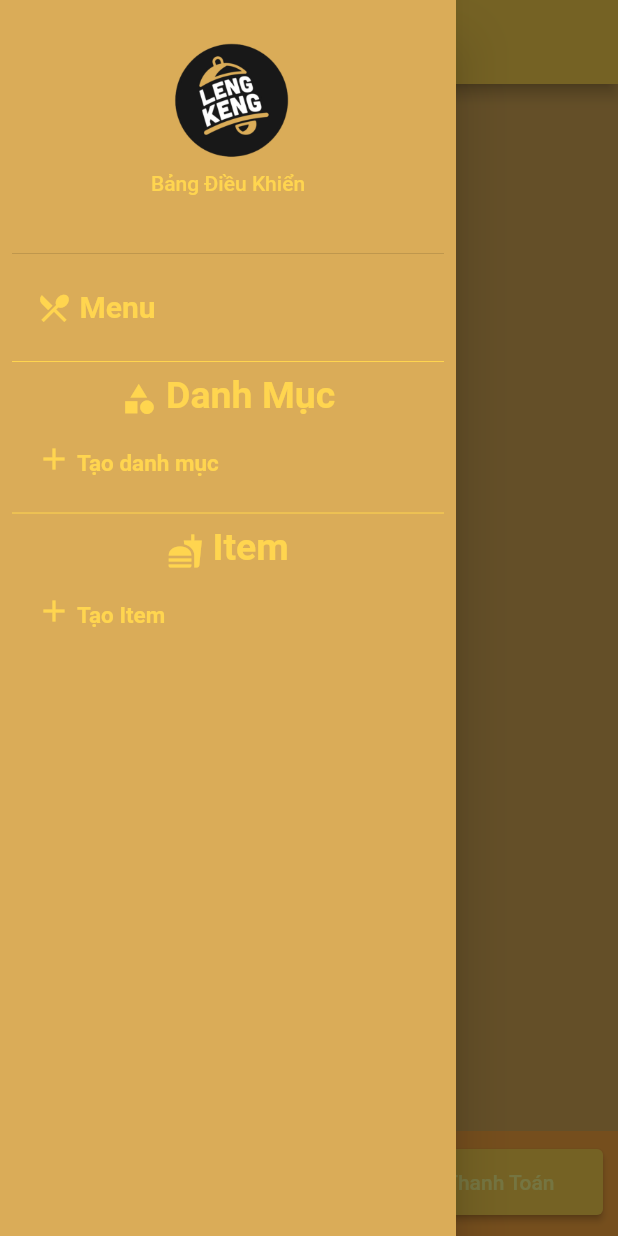
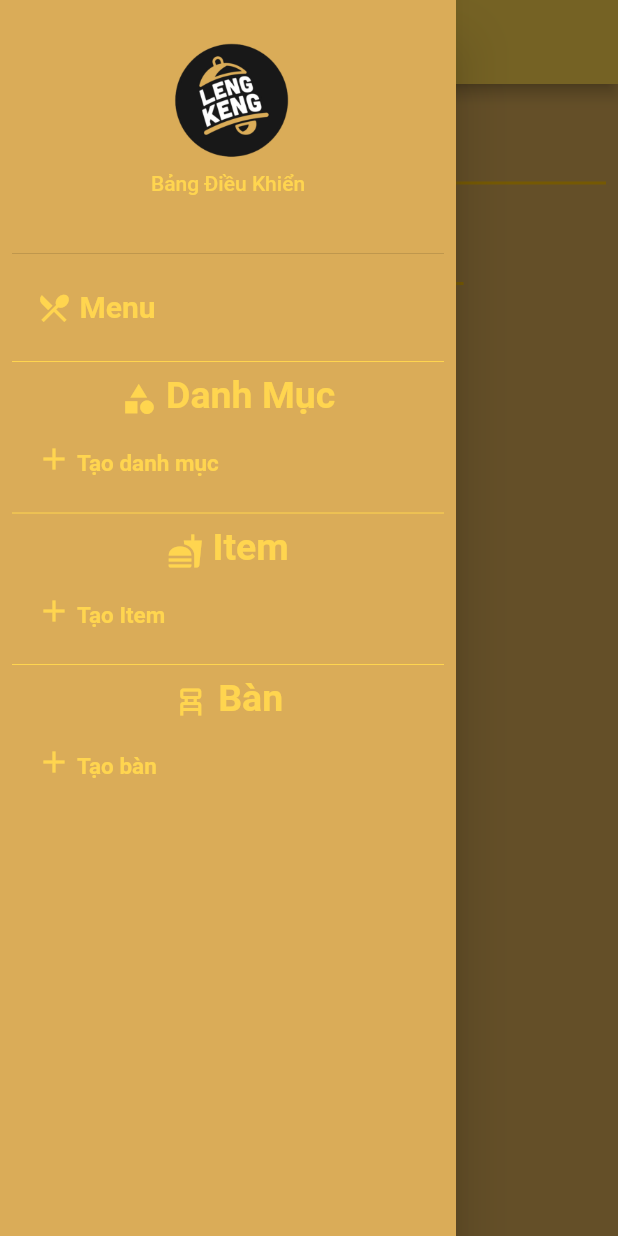
Before and after one commit to dim0147/Hai-Coffe-DenMo, a Flutter app: the screen it shows after launch, with the side drawer open, on a phone screen of 412 x 824 dp. Run offline on Flutter 3.47's test engine with Material 2 defaults, Android fonts, the phone set to English and light mode, and no system bars; our stand-ins replace extended_masked_text, get, hive, hive_flutter, image_picker, moor; accounts and stored records are empty; generated files the repository leaves out were written again.

Commit message:
Add table database

```diff
--- a/lib/App/Config.dart
+++ b/lib/App/Config.dart
@@ -1,12 +1,14 @@
 import 'package:flutter/material.dart';
 import 'package:get/get.dart';
 import 'package:hai_noob/Controller/AddSpecialItemController.dart';
+import 'package:hai_noob/Controller/AddTableController.dart';
 import 'package:hai_noob/Controller/CartController.dart';
 import 'package:hai_noob/Controller/CreateItemController.dart';
 import 'package:hai_noob/Controller/MenuController.dart';
 import 'package:hai_noob/Controller/PlaceOrderController.dart';
 import 'package:hai_noob/Controller/PlaceOrderCouponController.dart';
 import 'package:hai_noob/Screen/AddSpecialItemScreen.dart';
+import 'package:hai_noob/Screen/AddTableScreen.dart';
 import 'package:hai_noob/Screen/CartScreen.dart';
 import 'package:hai_noob/Screen/MenuScreen.dart';
 import 'package:hai_noob/Screen/PlaceOrderCouponScreen.dart';
@@ -51,7 +53,10 @@ class AppConfig {
   static final String DEFAULT_IMG_ITEM = 'assets/img/background.png';
 
   // Route
-  static final String initRoute = '/menu';
+  // static final String initRoute = '/menu';
+  static final String initRoute = '/table/add';
+
+  // Pages
   static final List<GetPage> GetPages = [
     GetPage(
       name: '/startup',
@@ -132,5 +137,14 @@ class AppConfig {
         Get.lazyPut(() => PlaceOrderCouponController());
       }),
     ),
+    GetPage(
+      transition: Transition.cupertinoDialog,
+      transitionDuration: new Duration(seconds: 1),
+      name: '/table/add',
+      page: () => AddTableScreen(),
+      binding: BindingsBuilder(() {
+        Get.lazyPut(() => AddTableController());
+      }),
+    ),
   ];
 }
--- a/lib/App/Services.dart
+++ b/lib/App/Services.dart
@@ -2,6 +2,7 @@ import 'package:get/get.dart';
 import 'package:hai_noob/App/Config.dart';
 import 'package:hai_noob/App/Utils.dart';
 import 'package:hai_noob/Model/ConfigGlobal.dart';
+import 'package:hai_noob/Model/TableLocal.dart';
 import 'package:hive/hive.dart';
 import 'package:hive_flutter/hive_flutter.dart';
 
@@ -14,7 +15,7 @@ class DbService extends GetxService {
     // Generate DB
     AppDatabase db = AppDatabase();
 
-    // Checkng have Admin
+    // Checking have Admin
     UserDAO userDAO = new UserDAO(db);
     User? adminIsKnowledge = await userDAO.findUserByUsername('admin');
 
@@ -34,6 +35,7 @@ class HivService extends GetxService {
     Hive.registerAdapter(ItemAdapter());
     Hive.registerAdapter(CartItemAdapter());
     Hive.registerAdapter(CartItemPropertyAdapter());
+    Hive.registerAdapter(TableLocalAdapter());
 
     // Wait for open box
     Box box = await Hive.openBox(AppConfig.BOX_NAME);
--- /dev/null
+++ b/lib/Controller/AddTableController.dart
@@ -0,0 +1,47 @@
+import 'package:flutter/cupertino.dart';
+import 'package:get/get.dart';
+import 'package:hai_noob/DAO/TableDAO.dart';
+import 'package:hai_noob/DB/Database.dart';
+
+class AddTableController extends GetxController {
+  late final TableOrderDAO tableOrderDAO;
+  final nameC = TextEditingController();
+  final orderC = TextEditingController();
+
+  @override
+  void onInit() async {
+    super.onInit();
+
+    var db = Get.find<AppDatabase>();
+    tableOrderDAO = TableOrderDAO(db);
+
+    // Get highest table order
+    final highestOrder = await tableOrderDAO.getHighestTableOrder();
+    if (highestOrder == null)
+      orderC.text = '1';
+    else {
+      orderC.text = (highestOrder + 1).toString();
+    }
+  }
+
+  void onAdd() async {
+    try {
+      String name = nameC.text;
+      int? order = int.tryParse(orderC.text);
+
+      if (name.length == 0)
+        return Get.snackbar('Lỗi', 'Tên không được để trống');
+      if (order == null) return Get.snackbar('Lỗi', 'Thứ tự không hợp lệ');
+
+      var tableOrderKnowledge = await tableOrderDAO.findTableByName(name);
+      if (tableOrderKnowledge != null)
+        return Get.snackbar('Lỗi', 'Bàn \' $name\' đã tồn tại');
+
+      await tableOrderDAO.createTable(name, order);
+      Get.offAllNamed('/menu');
+      Get.snackbar('Thành công', 'Tạo bàn \' $name\' thành công!');
+    } catch (err) {
+      Get.snackbar('Lỗi', 'Có lỗi xảy ra:\n ${err.toString()}');
+    }
+  }
+}
--- a/lib/Controller/StartupController.dart
+++ b/lib/Controller/StartupController.dart
@@ -58,7 +58,7 @@ class StartupController extends GetxController with StateMixin<void> {
     var categories = await db.select(db.categories).get();
     var itemCategories = await db.select(db.itemCategories).get();
     var itemProperties = await db.select(db.itemProperties).get();
-    var tables = await db.select(db.tables).get();
+    var tables = await db.select(db.tableOrders).get();
     var bills = await db.select(db.bills).get();
     var billItems = await db.select(db.billItems).get();
     var billItemProperties = await db.select(db.billItemProperties).get();
--- a/lib/Model/Table.dart
+++ b/lib/Model/TableOrders.dart
@@ -1,11 +1,7 @@
 import 'package:moor/moor.dart';
 
-enum TableStatus { Avaiable, NotAvailable, Full }
-
-class Tables extends Table {
+class TableOrders extends Table {
   IntColumn get id => integer().autoIncrement()();
   TextColumn get name => text().withLength(min: 1, max: 250)();
   IntColumn get order => integer()();
-  IntColumn get status => intEnum<TableStatus>()
-      .withDefault(Constant(TableStatus.Avaiable.index))();
 }
--- /dev/null
+++ b/lib/Screen/AddTableScreen.dart
@@ -0,0 +1,58 @@
+import 'package:flutter/material.dart';
+import 'package:get/get.dart';
+import 'package:hai_noob/Controller/AddTableController.dart';
+
+import 'Component.dart';
+
+class AddTableScreen extends GetWidget<AddTableController> {
+  const AddTableScreen({Key? key}) : super(key: key);
+
+  @override
+  Widget build(BuildContext context) {
+    return SafeArea(
+      child: Scaffold(
+        appBar: AppBar(
+          title: Text('Tạo Bàn'),
+        ),
+        drawer: NavigateMenu(),
+        body: Container(
+          child: Column(
+            children: [
+              Padding(
+                padding: const EdgeInsets.all(8.0),
+                child: TextField(
+                  controller: controller.nameC,
+                  decoration: InputDecoration(
+                    labelText: 'Tên',
+                    prefixIcon: Icon(Icons.title),
+                  ),
+                ),
+              ),
+              Center(
+                child: SizedBox(
+                  width: Get.width * 0.5,
+                  child: TextField(
+                    controller: controller.orderC,
+                    keyboardType: TextInputType.number,
+                    decoration: InputDecoration(
+                      labelText: 'Thứ tự',
+                      prefixIcon: Icon(Icons.filter_9),
+                    ),
+                  ),
+                ),
+              ),
+              Padding(
+                padding: const EdgeInsets.all(8.0),
+                child: ElevatedButton.icon(
+                  onPressed: controller.onAdd,
+                  icon: Icon(Icons.add),
+                  label: Text('Thêm'),
+                ),
+              )
+            ],
+          ),
+        ),
+      ),
+    );
+  }
+}
--- a/lib/Screen/Component.dart
+++ b/lib/Screen/Component.dart
@@ -49,7 +49,6 @@ Drawer NavigateMenu() {
               ),
             ),
             onTap: () {
-              Get.back();
               Get.offAllNamed('/menu');
             },
           ),
@@ -102,7 +101,6 @@ Drawer NavigateMenu() {
                   ),
                 ),
                 onTap: () {
-                  Get.back();
                   Get.offAllNamed('/category/add');
                 },
               ),
@@ -158,8 +156,62 @@ Drawer NavigateMenu() {
                   ),
                 ),
                 onTap: () {
-                  Get.back();
                   Get.offAllNamed('/item/add');
+                },
+              ),
+            ],
+          ),
+
+          Divider(
+            color: Get.theme.primaryColor,
+          ),
+
+          // ITEM
+          Column(
+            children: [
+              Center(
+                child: RichText(
+                  text: TextSpan(
+                    style: TextStyle(
+                        color: Get.theme.primaryColor,
+                        fontSize: 25,
+                        fontWeight: FontWeight.bold),
+                    children: [
+                      WidgetSpan(
+                        child: Icon(
+                          Icons.chair_alt,
+                          color: Get.theme.primaryColor,
+                        ),
+                      ),
+                      TextSpan(
+                        text: ' Bàn',
+                      )
+                    ],
+                  ),
+                ),
+              ),
+              ListTile(
+                title: RichText(
+                  text: TextSpan(
+                    style: TextStyle(
+                        color: Get.theme.primaryColor,
+                        fontSize: 15,
+                        fontWeight: FontWeight.bold),
+                    children: [
+                      WidgetSpan(
+                        child: Icon(
+                          Icons.add,
+                          color: Get.theme.primaryColor,
+                        ),
+                      ),
+                      TextSpan(
+                        text: ' Tạo bàn',
+                      )
+                    ],
+                  ),
+                ),
+                onTap: () {
+                  Get.offAllNamed('/table/add');
                 },
               ),
             ],
```
Also changed, not shown: lib/DAO/BillDAO.dart (+5 -6 lines), lib/DAO/TableDAO.dart (added, +28 -0 lines), lib/DB/Database.dart (+4 -3 lines), lib/Model/TableLocal.dart (added, +40 -0 lines), lib/DAO/BillDAO.g.dart, lib/DAO/TableDAO.g.dart (added), lib/DB/Database.g.dart, lib/Model/TableLocal.g.dart (added).
